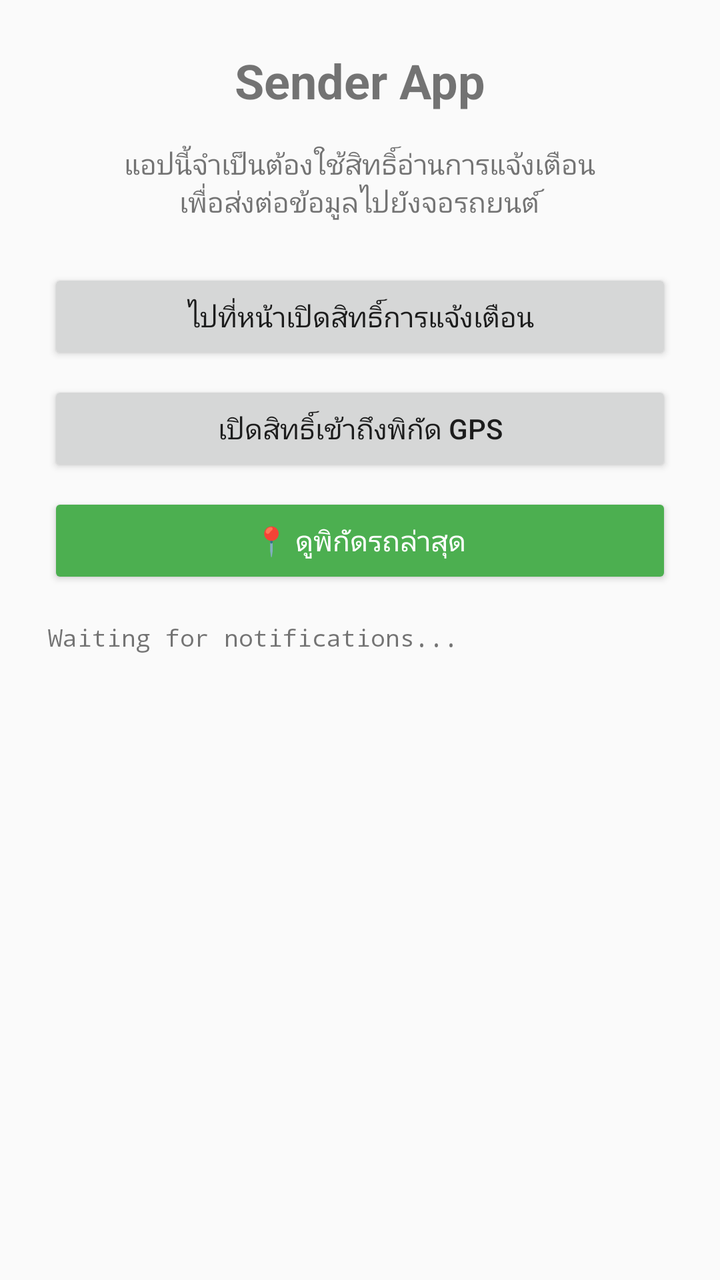
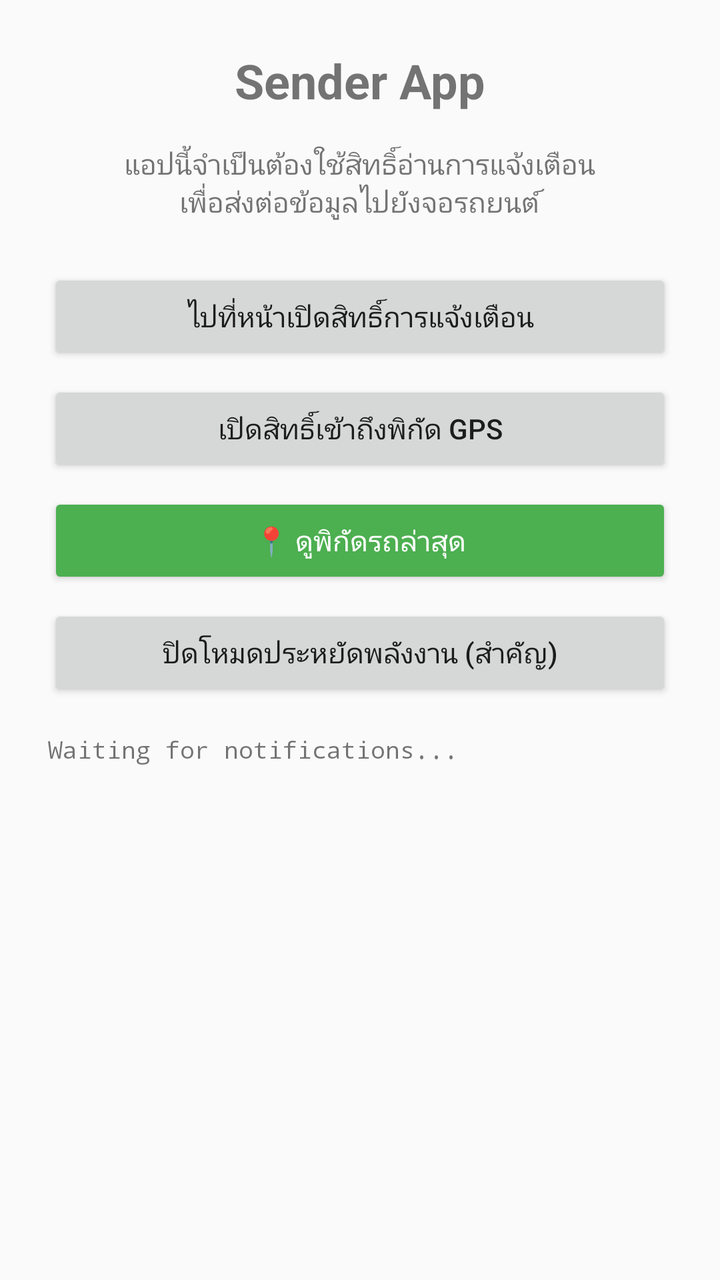

The first picture is an Android layout as it rendered before a commit; the second is the same layout after the commit. The layout source and the unified diff follow.
<!-- AndroidManifest.xml: application theme Theme.AppCompat.Light.DarkActionBar -->
<!-- res/layout/activity_main.xml -->
<?xml version="1.0" encoding="utf-8"?>
<LinearLayout xmlns:android="http://schemas.android.com/apk/res/android"
    android:layout_width="match_parent"
    android:layout_height="match_parent"
    android:gravity="center"
    android:orientation="vertical"
    android:padding="24dp">

    <TextView
        android:layout_width="wrap_content"
        android:layout_height="wrap_content"
        android:text="Sender App"
        android:textSize="24sp"
        android:textStyle="bold"
        android:layout_marginBottom="16dp"/>

    <TextView
        android:layout_width="wrap_content"
        android:layout_height="wrap_content"
        android:text="แอปนี้จำเป็นต้องใช้สิทธิ์อ่านการแจ้งเตือน\nเพื่อส่งต่อข้อมูลไปยังจอรถยนต์"
        android:textAlignment="center"
        android:layout_marginBottom="24dp"/>

    <Button
        android:id="@+id/btnOpenSettings"
        android:layout_width="match_parent"
        android:layout_height="wrap_content"
        android:text="ไปที่หน้าเปิดสิทธิ์การแจ้งเตือน" />

    <Button
        android:id="@+id/btnReqLocation"
        android:layout_width="match_parent"
        android:layout_height="wrap_content"
        android:layout_marginTop="8dp"
        android:text="เปิดสิทธิ์เข้าถึงพิกัด GPS" />

    <Button
        android:id="@+id/btnViewLocation"
        android:layout_width="match_parent"
        android:layout_height="wrap_content"
        android:layout_marginTop="8dp"
        android:backgroundTint="#4CAF50"
        android:textColor="#FFFFFF"
        android:text="📍 ดูพิกัดรถล่าสุด" />

    <ScrollView
        android:layout_width="match_parent"
        android:layout_height="0dp"
        android:layout_weight="1"
        android:layout_marginTop="16dp">
        <TextView
            android:id="@+id/tvLog"
            android:layout_width="match_parent"
            android:layout_height="wrap_content"
            android:text="Waiting for notifications..."
            android:textSize="12sp"
            android:fontFamily="monospace"/>
    </ScrollView>
</LinearLayout>
<!-- resources referenced by this layout -->
<resources>

</resources>

<!-- the commit's change to res/layout/activity_main.xml (unified diff, before → after) -->
@@ -43,6 +43,13 @@
         android:textColor="#FFFFFF"
         android:text="📍 ดูพิกัดรถล่าสุด" />
 
+    <Button
+        android:id="@+id/btnReqBattery"
+        android:layout_width="match_parent"
+        android:layout_height="wrap_content"
+        android:layout_marginTop="8dp"
+        android:text="ปิดโหมดประหยัดพลังงาน (สำคัญ)" />
+
     <ScrollView
         android:layout_width="match_parent"
         android:layout_height="0dp"
